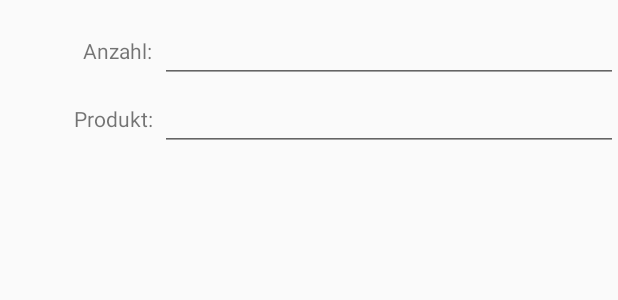
After one commit to cheinisch/packliste, an Android app: the layout stuffitem_change.xml on its own in the app's theme, with its tools: preview values and no code run, on a phone screen of 412 x 824 dp. The commit adds this screen. Shown: the top 300 px of the screen. Run offline under Robolectric (Android 15) with nearby library versions, the phone set to English and light mode, and no system bars.

Commit message:
Add AlertDialog für Stadtliste

```diff
--- a/app/build.gradle
+++ b/app/build.gradle
@@ -7,8 +7,8 @@ android {
         applicationId "de.christian_heinisch.packliste"
         minSdkVersion 23
         targetSdkVersion 25
-        versionCode 6
-        versionName "0.2.0"
+        versionCode 7
+        versionName "0.3.0"
         testInstrumentationRunner "android.support.test.runner.AndroidJUnitRunner"
     }
     buildTypes {
--- /dev/null
+++ b/app/src/main/res/drawable/ic_playlist_add.xml
@@ -0,0 +1,4 @@
+<vector android:height="24dp" android:viewportHeight="24.0"
+    android:viewportWidth="24.0" android:width="24dp" xmlns:android="http://schemas.android.com/apk/res/android">
+    <path android:fillColor="#FFFFFF" android:pathData="M14,10L2,10v2h12v-2zM14,6L2,6v2h12L14,6zM18,14v-4h-2v4h-4v2h4v4h2v-4h4v-2h-4zM2,16h8v-2L2,14v2z"/>
+</vector>
--- a/app/src/main/res/layout/activity_city.xml
+++ b/app/src/main/res/layout/activity_city.xml
@@ -29,6 +29,6 @@
         android:layout_height="wrap_content"
         android:layout_gravity="bottom|end"
         android:layout_margin="@dimen/fab_margin"
-        app:srcCompat="@android:drawable/ic_dialog_email" />
+        app:srcCompat="@drawable/ic_playlist_add" />
 
 </android.support.design.widget.CoordinatorLayout>
--- /dev/null
+++ b/app/src/main/res/layout/stuffitem_change.xml
@@ -0,0 +1,50 @@
+<?xml version="1.0" encoding="utf-8"?>
+<LinearLayout
+    xmlns:android="http://schemas.android.com/apk/res/android"
+    android:orientation="vertical"
+    android:layout_width="match_parent"
+    android:layout_height="wrap_content"
+    android:focusableInTouchMode="true">
+
+    <LinearLayout
+        android:orientation="horizontal"
+        android:layout_width="match_parent"
+        android:layout_height="wrap_content"
+        android:layout_marginTop="10sp">
+        <TextView
+            android:layout_width="0dp"
+            android:layout_height="wrap_content"
+            android:text="@string/dialog_title_quantity"
+            android:layout_weight="1"
+            android:gravity="end"
+            android:layout_marginRight="5sp"
+            android:layout_marginEnd="5sp" />
+        <EditText
+            android:layout_width="0dp"
+            android:layout_height="wrap_content"
+            android:inputType="number"
+            android:layout_weight="3"
+            android:id="@+id/editText_new_quantity" />
+    </LinearLayout>
+
+    <LinearLayout
+        android:orientation="horizontal"
+        android:layout_width="match_parent"
+        android:layout_height="wrap_content">
+        <TextView
+            android:layout_width="0dp"
+            android:layout_height="wrap_content"
+            android:text="@string/dialog_title_product"
+            android:layout_weight="1"
+            android:gravity="end"
+            android:layout_marginRight="5sp"
+            android:layout_marginEnd="5sp" />
+        <EditText
+            android:layout_width="0dp"
+            android:layout_height="wrap_content"
+            android:inputType="text"
+            android:layout_weight="3"
+            android:id="@+id/editText_new_product" />
+    </LinearLayout>
+
+</LinearLayout>
--- a/app/src/main/res/values/strings.xml
+++ b/app/src/main/res/values/strings.xml
@@ -12,4 +12,14 @@
     <string name="section_format">Hello World from section: %1$d</string>
     <string name="title_activity_add_new">Neues Reiseziel</string>
     <string name="title_activity_city">Alle Reiseziele</string>
+
+    <!-- Alert Dialog -->
+    <string name="cab_change">Eintrag ändern</string>
+    <string name="cab_checked_string">ausgewählt</string>
+
+    <string name="dialog_title">Listeneintrag ändern</string>
+    <string name="dialog_title_quantity">Anzahl:</string>
+    <string name="dialog_title_product">Produkt:</string>
+    <string name="dialog_button_positive">Ändern</string>
+    <string name="dialog_button_negative">Abbrechen</string>
 </resources>
```
Also changed, not shown: app/src/main/java/de/christian_heinisch/packliste/CityActivity.java (+19 -0 lines), app/src/main/java/de/christian_heinisch/packliste/DialogCityFragment.java (added, +36 -0 lines), app/src/main/java/de/christian_heinisch/packliste/MainActivity.java (+5 -3 lines), app/src/main/java/de/christian_heinisch/packliste/StuffFragment.java (+23 -6 lines), app/src/main/java/de/christian_heinisch/packliste/database/StuffDataSource.java (+26 -0 lines), app/src/main/res/drawable/ic_add_circle.xml (added, +9 -0 lines), app/src/main/res/layout/fragment_dialog_city.xml (added, +13 -0 lines).
